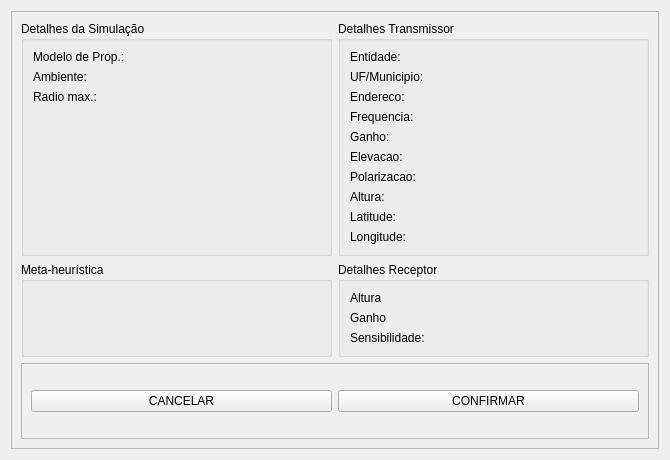
Before: the Qt Designer form src/main/resources/base/confirm_simulation_dialog.ui in samuelterra22/Analysis-of-antenna-coverage, drawn with Qt 5.
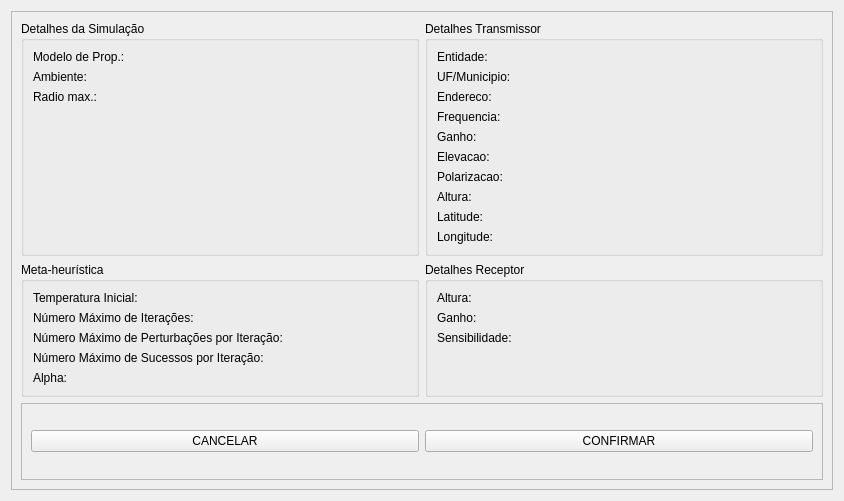
After: the same form once the commit is applied.

Commit message: Add heuristic infos in confirm simulation dialog

Patch:
```diff
--- a/src/main/resources/base/confirm_simulation_dialog.ui
+++ b/src/main/resources/base/confirm_simulation_dialog.ui
@@ -6,8 +6,8 @@
    <rect>
     <x>0</x>
     <y>0</y>
-    <width>670</width>
-    <height>460</height>
+    <width>844</width>
+    <height>501</height>
    </rect>
   </property>
   <property name="windowTitle">
@@ -41,6 +41,9 @@
            <property name="text">
             <string/>
            </property>
+           <property name="alignment">
+            <set>Qt::AlignRight|Qt::AlignTrailing|Qt::AlignVCenter</set>
+           </property>
           </widget>
          </item>
          <item row="1" column="0">
@@ -69,6 +72,9 @@
            <property name="text">
             <string/>
            </property>
+           <property name="alignment">
+            <set>Qt::AlignRight|Qt::AlignTrailing|Qt::AlignVCenter</set>
+           </property>
           </widget>
          </item>
          <item row="2" column="1">
@@ -76,6 +82,9 @@
            <property name="text">
             <string/>
            </property>
+           <property name="alignment">
+            <set>Qt::AlignRight|Qt::AlignTrailing|Qt::AlignVCenter</set>
+           </property>
           </widget>
          </item>
          <item row="3" column="1">
@@ -83,6 +92,9 @@
            <property name="text">
             <string/>
            </property>
+           <property name="alignment">
+            <set>Qt::AlignRight|Qt::AlignTrailing|Qt::AlignVCenter</set>
+           </property>
           </widget>
          </item>
          <item row="4" column="0">
@@ -97,6 +109,9 @@
            <property name="text">
             <string/>
            </property>
+           <property name="alignment">
+            <set>Qt::AlignRight|Qt::AlignTrailing|Qt::AlignVCenter</set>
+           </property>
           </widget>
          </item>
          <item row="5" column="0">
@@ -111,6 +126,9 @@
            <property name="text">
             <string/>
            </property>
+           <property name="alignment">
+            <set>Qt::AlignRight|Qt::AlignTrailing|Qt::AlignVCenter</set>
+           </property>
           </widget>
          </item>
          <item row="6" column="0">
@@ -132,6 +150,9 @@
            <property name="text">
             <string/>
            </property>
+           <property name="alignment">
+            <set>Qt::AlignRight|Qt::AlignTrailing|Qt::AlignVCenter</set>
+           </property>
           </widget>
          </item>
          <item row="7" column="1">
@@ -139,6 +160,9 @@
            <property name="text">
             <string/>
            </property>
+           <property name="alignment">
+            <set>Qt::AlignRight|Qt::AlignTrailing|Qt::AlignVCenter</set>
+           </property>
           </widget>
          </item>
          <item row="8" column="0">
@@ -160,6 +184,9 @@
            <property name="text">
             <string/>
            </property>
+           <property name="alignment">
+            <set>Qt::AlignRight|Qt::AlignTrailing|Qt::AlignVCenter</set>
+           </property>
           </widget>
          </item>
          <item row="9" column="1">
@@ -167,6 +194,9 @@
            <property name="text">
             <string/>
            </property>
+           <property name="alignment">
+            <set>Qt::AlignRight|Qt::AlignTrailing|Qt::AlignVCenter</set>
+           </property>
           </widget>
          </item>
         </layout>
@@ -207,7 +237,7 @@
          <item row="1" column="0">
           <widget class="QLabel" name="label_bs_ganho">
            <property name="text">
-            <string>Ganho</string>
+            <string>Ganho:</string>
            </property>
           </widget>
          </item>
@@ -216,6 +246,9 @@
            <property name="text">
             <string/>
            </property>
+           <property name="alignment">
+            <set>Qt::AlignRight|Qt::AlignTrailing|Qt::AlignVCenter</set>
+           </property>
           </widget>
          </item>
          <item row="2" column="0">
@@ -230,12 +263,15 @@
            <property name="text">
             <string/>
            </property>
+           <property name="alignment">
+            <set>Qt::AlignRight|Qt::AlignTrailing|Qt::AlignVCenter</set>
+           </property>
           </widget>
          </item>
          <item row="0" column="0">
           <widget class="QLabel" name="label_bs_altura">
            <property name="text">
-            <string>Altura</string>
+            <string>Altura:</string>
            </property>
           </widget>
          </item>
@@ -244,6 +280,9 @@
            <property name="text">
             <string/>
            </property>
+           <property name="alignment">
+            <set>Qt::AlignRight|Qt::AlignTrailing|Qt::AlignVCenter</set>
+           </property>
           </widget>
          </item>
         </layout>
@@ -267,6 +306,9 @@
            <property name="text">
             <string/>
            </property>
+           <property name="alignment">
+            <set>Qt::AlignRight|Qt::AlignTrailing|Qt::AlignVCenter</set>
+           </property>
           </widget>
          </item>
          <item row="1" column="0">
@@ -281,6 +323,9 @@
            <property name="text">
             <string/>
            </property>
+           <property name="alignment">
+            <set>Qt::AlignRight|Qt::AlignTrailing|Qt::AlignVCenter</set>
+           </property>
           </widget>
          </item>
          <item row="2" column="0">
@@ -295,6 +340,9 @@
            <property name="text">
             <string/>
            </property>
+           <property name="alignment">
+            <set>Qt::AlignRight|Qt::AlignTrailing|Qt::AlignVCenter</set>
+           </property>
           </widget>
          </item>
         </layout>
@@ -305,6 +353,93 @@
         <property name="title">
          <string>Meta-heurística</string>
         </property>
+        <layout class="QFormLayout" name="formLayout_4">
+         <item row="0" column="0">
+          <widget class="QLabel" name="label_temperatura_inicial">
+           <property name="text">
+            <string>Temperatura Inicial:</string>
+           </property>
+          </widget>
+         </item>
+         <item row="1" column="0">
+          <widget class="QLabel" name="label_num_maximo_iteracoes">
+           <property name="text">
+            <string>Número Máximo de Iterações:</string>
+           </property>
+          </widget>
+         </item>
+         <item row="1" column="1">
+          <widget class="QLabel" name="label_num_maximo_iteracoes_value">
+           <property name="text">
+            <string/>
+           </property>
+           <property name="alignment">
+            <set>Qt::AlignRight|Qt::AlignTrailing|Qt::AlignVCenter</set>
+           </property>
+          </widget>
+         </item>
+         <item row="2" column="0">
+          <widget class="QLabel" name="label_num_maximo_pertubacoes_iteracao">
+           <property name="text">
+            <string>Número Máximo de Perturbações por Iteração:</string>
+           </property>
+          </widget>
+         </item>
+         <item row="2" column="1">
+          <widget class="QLabel" name="label_num_maximo_pertubacoes_iteracao_value">
+           <property name="text">
+            <string/>
+           </property>
+           <property name="alignment">
+            <set>Qt::AlignRight|Qt::AlignTrailing|Qt::AlignVCenter</set>
+           </property>
+          </widget>
+         </item>
+         <item row="3" column="0">
+          <widget class="QLabel" name="label_num_maximo_sucessos_iteracao">
+           <property name="text">
+            <string>Número Máximo de Sucessos por Iteração:</string>
+           </property>
+          </widget>
+         </item>
+         <item row="3" column="1">
+          <widget class="QLabel" name="label_num_maximo_sucessos_iteracao_value">
+           <property name="text">
+            <string/>
+           </property>
+           <property name="alignment">
+            <set>Qt::AlignRight|Qt::AlignTrailing|Qt::AlignVCenter</set>
+           </property>
+          </widget>
+         </item>
+         <item row="4" column="0">
+          <widget class="QLabel" name="label_alpha">
+           <property name="text">
+            <string>Alpha:</string>
+           </property>
+          </widget>
+         </item>
+         <item row="4" column="1">
+          <widget class="QLabel" name="label_alpha_value">
+           <property name="text">
+            <string/>
+           </property>
+           <property name="alignment">
+            <set>Qt::AlignRight|Qt::AlignTrailing|Qt::AlignVCenter</set>
+           </property>
+          </widget>
+         </item>
+         <item row="0" column="1">
+          <widget class="QLabel" name="label_temperatura_inicial_value">
+           <property name="text">
+            <string/>
+           </property>
+           <property name="alignment">
+            <set>Qt::AlignRight|Qt::AlignTrailing|Qt::AlignVCenter</set>
+           </property>
+          </widget>
+         </item>
+        </layout>
        </widget>
       </item>
      </layout>
```
Left out of the diff: 5 changed lines with no effect on the pictures. The commit also changes 1 other file.
